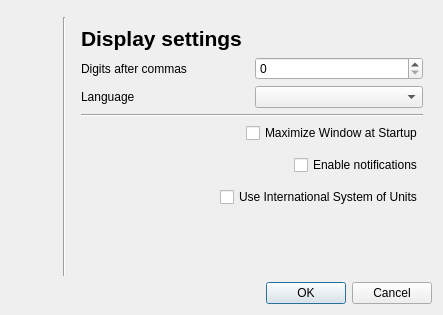
This is res/ui/preferences.ui in duniter/sakia as Qt 5 draws it before an edit. The edited form follows.
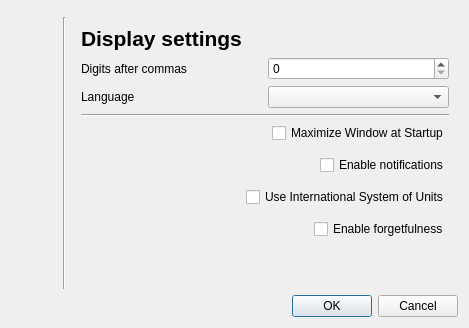
This is the edited form. The open tabs and pages were chosen to show the change. Icons and pictures are not drawn.

Commit message: Add forgetfulness mode #188

What changed in the file:
```diff
--- a/res/ui/preferences.ui
+++ b/res/ui/preferences.ui
@@ -6,8 +6,8 @@
    <rect>
     <x>0</x>
     <y>0</y>
-    <width>443</width>
-    <height>315</height>
+    <width>469</width>
+    <height>328</height>
    </rect>
   </property>
   <property name="windowTitle">
@@ -306,6 +306,33 @@
            </item>
           </layout>
          </item>
+         <item>
+          <layout class="QHBoxLayout" name="horizontalLayout_12">
+           <property name="topMargin">
+            <number>6</number>
+           </property>
+           <item>
+            <spacer name="horizontalSpacer_4">
+             <property name="orientation">
+              <enum>Qt::Horizontal</enum>
+             </property>
+             <property name="sizeHint" stdset="0">
+              <size>
+               <width>40</width>
+               <height>20</height>
+              </size>
+             </property>
+            </spacer>
+           </item>
+           <item>
+            <widget class="QCheckBox" name="checkbox_forgetfulness">
+             <property name="text">
+              <string>Enable forgetfulness</string>
+             </property>
+            </widget>
+           </item>
+          </layout>
+         </item>
          <item>
           <spacer name="verticalSpacer_2">
            <property name="orientation">
```
Left out of the diff: 2 changed lines with no effect on the pictures. The commit also changes 13 other files.
